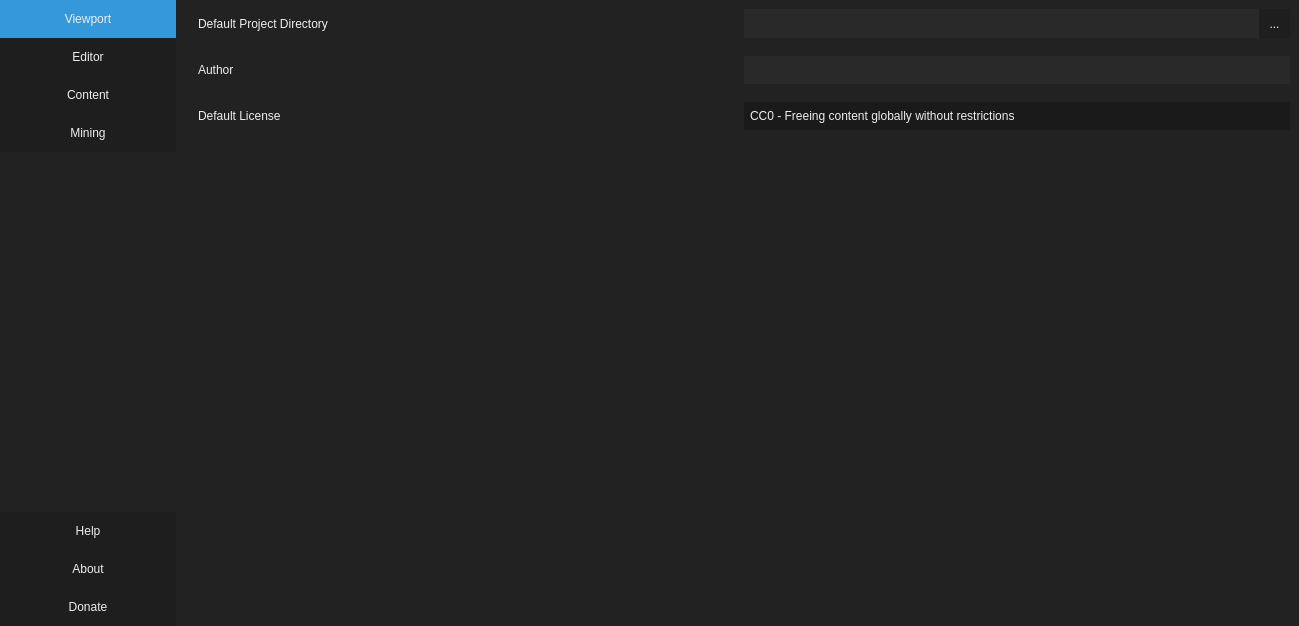
Above: src/dialogs/preferences/worldsettings.ui from jahshaka/Studio before the change. Below: the same form after it.
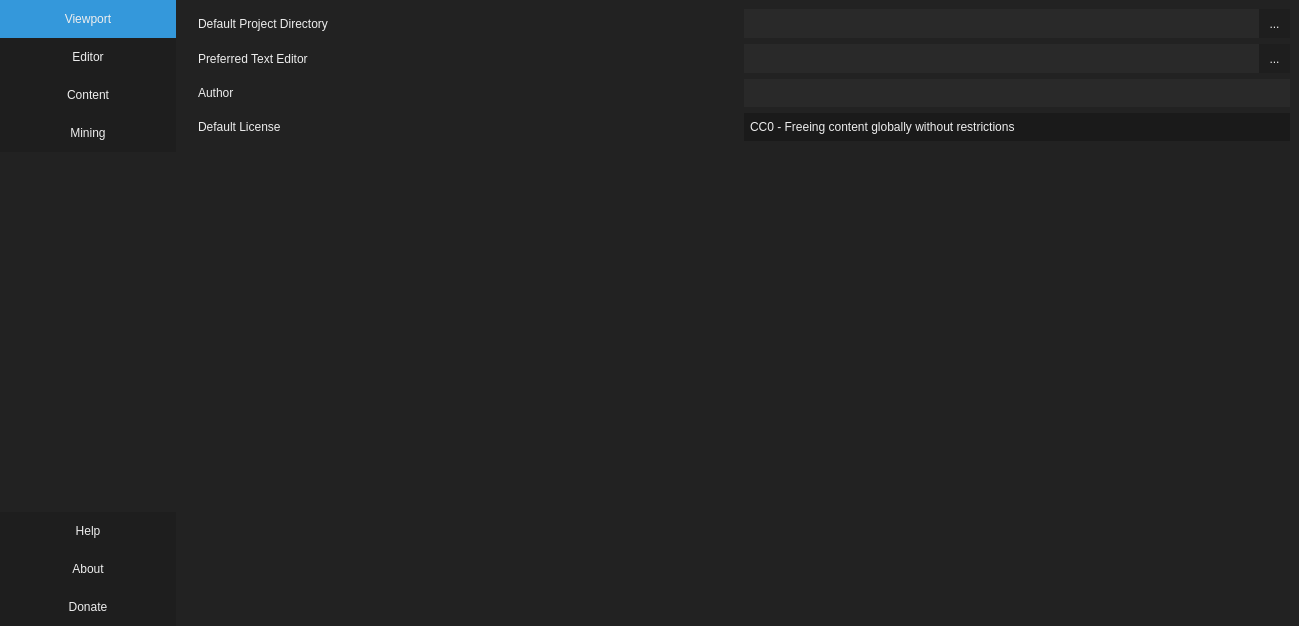
That is the form after the change. The open tabs and pages were chosen to show the change. Icons and pictures are not drawn. Custom widgets are drawn as their Qt base class.

Commit message: Allow setting a preferred editor to open .shader files

Patch:
```diff
--- a/src/dialogs/preferences/worldsettings.ui
+++ b/src/dialogs/preferences/worldsettings.ui
@@ -473,11 +473,8 @@
       </layout>
      </widget>
      <widget class="QWidget" name="content">
-      <layout class="QVBoxLayout" name="verticalLayout_2">
-       <property name="spacing">
-        <number>18</number>
-       </property>
-       <item>
+      <layout class="QGridLayout" name="gridLayout_3">
+       <item row="0" column="0">
         <layout class="QHBoxLayout" name="horizontalLayout">
          <property name="spacing">
           <number>0</number>
@@ -550,7 +547,77 @@
          </item>
         </layout>
        </item>
-       <item>
+       <item row="1" column="0">
+        <layout class="QHBoxLayout" name="horizontalLayout_10">
+         <property name="spacing">
+          <number>0</number>
+         </property>
+         <item>
+          <widget class="QLabel" name="label_9">
+           <property name="sizePolicy">
+            <sizepolicy hsizetype="Preferred" vsizetype="Preferred">
+             <horstretch>1</horstretch>
+             <verstretch>0</verstretch>
+            </sizepolicy>
+           </property>
+           <property name="text">
+            <string>Preferred Text Editor</string>
+           </property>
+          </widget>
+         </item>
+         <item>
+          <widget class="QWidget" name="horizontalWidget_2" native="true">
+           <property name="sizePolicy">
+            <sizepolicy hsizetype="Preferred" vsizetype="Preferred">
+             <horstretch>1</horstretch>
+             <verstretch>0</verstretch>
+            </sizepolicy>
+           </property>
+           <layout class="QHBoxLayout" name="horizontalLayout_11">
+            <property name="spacing">
+             <number>0</number>
+            </property>
+            <property name="leftMargin">
+             <number>0</number>
+            </property>
+            <property name="topMargin">
+             <number>0</number>
+            </property>
+            <property name="rightMargin">
+             <number>0</number>
+            </property>
+            <property name="bottomMargin">
+             <number>0</number>
+            </property>
+            <item>
+             <widget class="QLineEdit" name="editorPath">
+              <property name="sizePolicy">
+               <sizepolicy hsizetype="Preferred" vsizetype="Preferred">
+                <horstretch>1</horstretch>
+                <verstretch>0</verstretch>
+               </sizepolicy>
+              </property>
+             </widget>
+            </item>
+            <item>
+             <widget class="QToolButton" name="browseEditor">
+              <property name="sizePolicy">
+               <sizepolicy hsizetype="Fixed" vsizetype="Preferred">
+                <horstretch>1</horstretch>
+                <verstretch>0</verstretch>
+               </sizepolicy>
+              </property>
+              <property name="text">
+               <string>...</string>
+              </property>
+             </widget>
+            </item>
+           </layout>
+          </widget>
+         </item>
+        </layout>
+       </item>
+       <item row="2" column="0">
         <layout class="QHBoxLayout" name="horizontalLayout_4">
          <property name="spacing">
           <number>0</number>
@@ -580,7 +647,7 @@
          </item>
         </layout>
        </item>
-       <item>
+       <item row="3" column="0">
         <layout class="QHBoxLayout" name="horizontalLayout_5">
          <property name="spacing">
           <number>0</number>
@@ -618,7 +685,7 @@
          </item>
         </layout>
        </item>
-       <item>
+       <item row="4" column="0">
         <spacer name="verticalSpacer_2">
          <property name="orientation">
           <enum>Qt::Vertical</enum>
```
Left out of the diff: 42 changed lines with no effect on the pictures. The commit also changes 4 other files.
